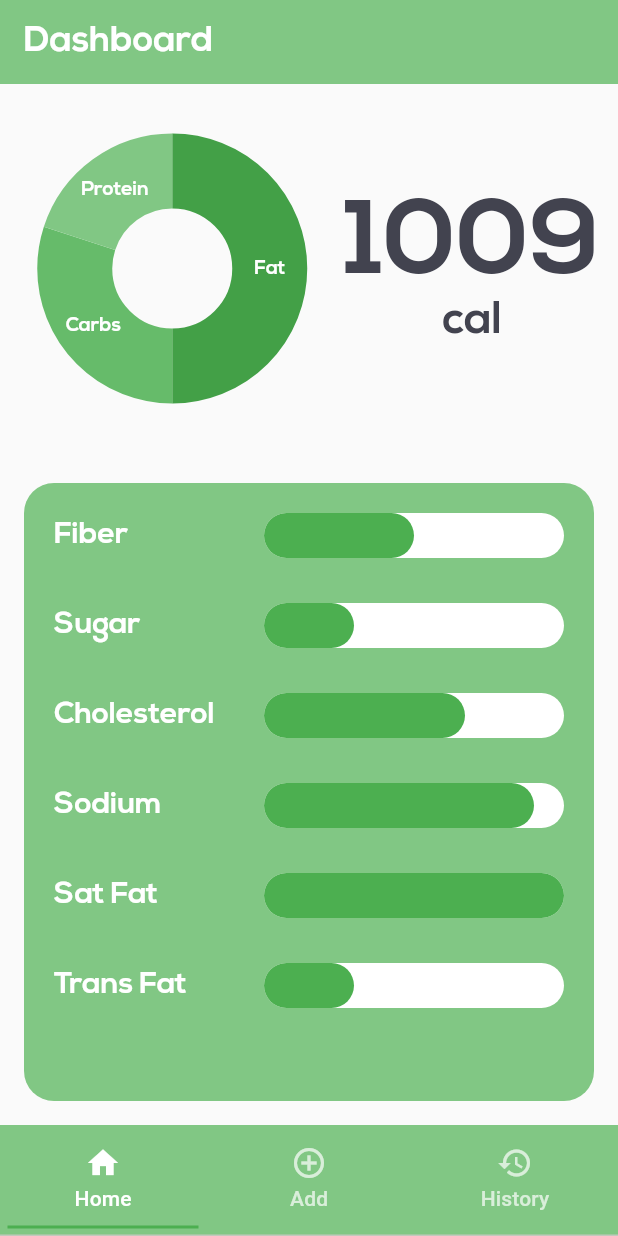
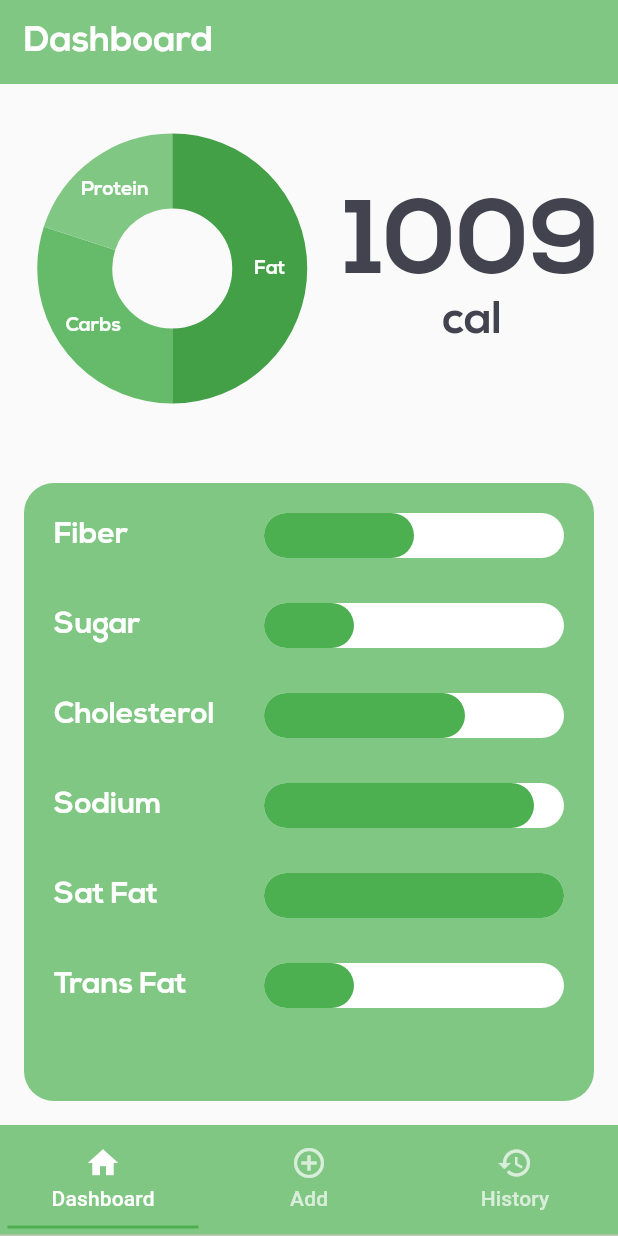
Before and after one commit to briankhoi/Slug-Vitals, a Flutter app: the screen it shows after launch, on a phone screen of 412 x 824 dp. Run offline on Flutter 3.47's test engine with Material 2 defaults, Android fonts, the light colour scheme and no system bars; drawn by our look-alikes of fl_chart.

Commit message:
changed footer nav

```diff
--- a/lib/main.dart
+++ b/lib/main.dart
@@ -97,7 +97,7 @@ Widget menu() {
       indicatorColor: Colors.green.shade500,
       tabs: [
         Tab(
-          text: "Home",
+          text: "Dashboard",
           icon: Icon(Icons.home),
         ),
         Tab(
```
